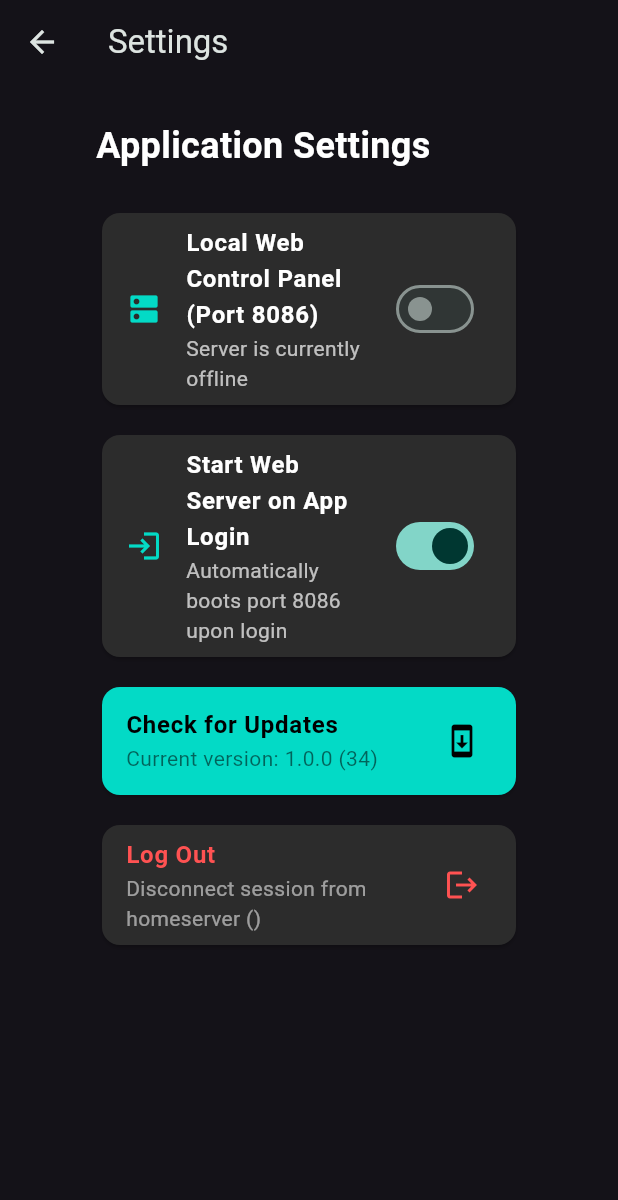
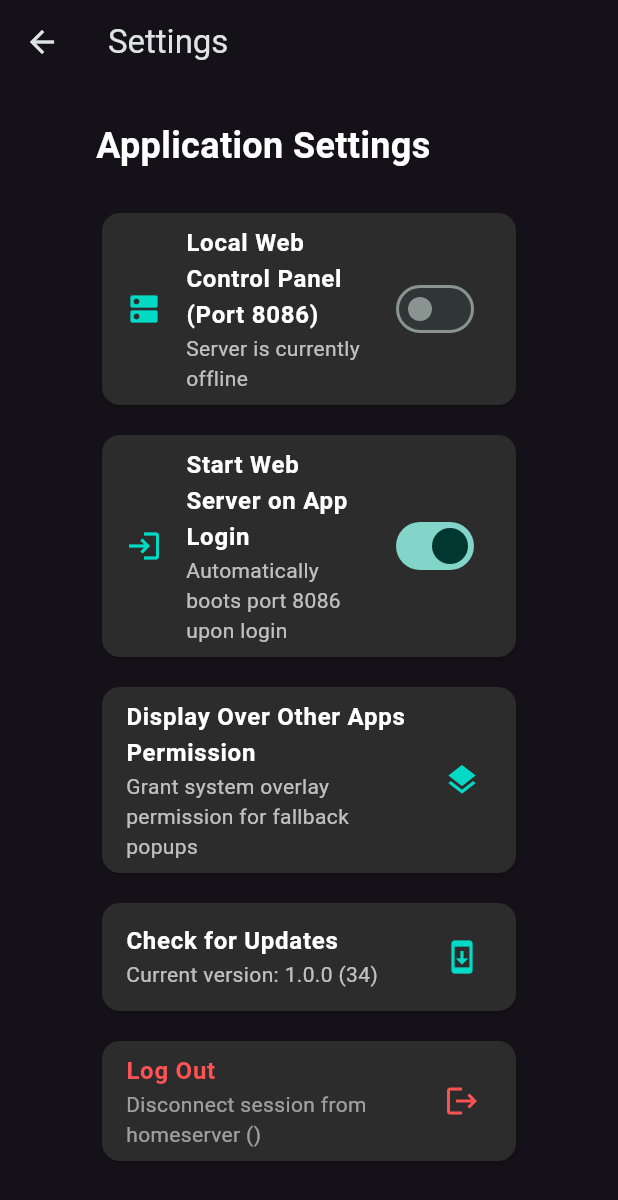
Before and after one commit to jch0029987-glitch/Matrix-tv-flutter-client-, a Flutter app: the SettingsScreen screen opened directly with empty values, on a phone screen of 412 x 824 dp. Shown: the top 1200 px of the screen. Run offline on Flutter 3.47's test engine with Material 3 defaults, Android fonts, the phone set to English and light mode, and no system bars; our stand-ins replace flutter_local_notifications, flutter_riverpod, open_filex, package_info_plus, shared_preferences, sqflite; missing offline and left inert: matrix; accounts and stored records are empty; statements that could not run were skipped.

Commit message:
Implement overlay permission request in settings screen
Added a method to request overlay permissions and updated UI elements to reflect this change.

```diff
--- a/lib/screens/settings_screen.dart
+++ b/lib/screens/settings_screen.dart
@@ -1,4 +1,5 @@
 import 'package:flutter/material.dart';
+import 'package:flutter/services.dart';
 import 'package:flutter_riverpod/flutter_riverpod.dart';
 import 'package:matrix/matrix.dart';
 import 'package:package_info_plus/package_info_plus.dart';
@@ -23,6 +24,7 @@ class _SettingsScreenState extends ConsumerState<SettingsScreen> {
   bool _isCheckingUpdate = false;
   bool _isServerToggling = false;
   bool _autoStartOnLogin = true;
+  static const MethodChannel _nativeNotificationChannel = MethodChannel('com.example.tv/notifications');
 
   @override
   void initState() {
@@ -117,6 +119,26 @@ class _SettingsScreenState extends ConsumerState<SettingsScreen> {
     });
   }
 
+  Future<void> _requestOverlayPermission() async {
+    try {
+      await _nativeNotificationChannel.invokeMethod('openOverlaySettings');
+      if (mounted) {
+        ScaffoldMessenger.of(context).showSnackBar(
+          const SnackBar(content: Text('Opening overlay permissions settings...')),
+        );
+      }
+    } catch (e) {
+      if (mounted) {
+        ScaffoldMessenger.of(context).showSnackBar(
+          SnackBar(
+            content: Text('Failed to open settings: $e'),
+            backgroundColor: Colors.redAccent,
+          ),
+        );
+      }
+    }
+  }
+
   @override
   Widget build(BuildContext context) {
     return Scaffold(
@@ -141,7 +163,6 @@ class _SettingsScreenState extends ConsumerState<SettingsScreen> {
                 builder: (context) {
                   final hasFocus = Focus.of(context).hasFocus;
 
-                  // Expose startup error on TV screen if present
                   final String subtitleText = _webserver.isRunning
                       ? 'Running on port ${_webserver.port} (0.0.0.0)'
                       : (_webserver.lastError != null
@@ -223,9 +244,41 @@ class _SettingsScreenState extends ConsumerState<SettingsScreen> {
             ),
             const SizedBox(height: 12),
 
-            // 3. Check for Updates Tile
+            // 3. Display Over Other Apps Permission Tile (Overlay Fallback)
             Focus(
-              autofocus: true,
+              child: Builder(
+                builder: (context) {
+                  final hasFocus = Focus.of(context).hasFocus;
+                  return Card(
+                    color: hasFocus ? const Color(0xFF03DAC6) : const Color(0xFF2C2C2C),
+                    child: ListTile(
+                      title: Text(
+                        'Display Over Other Apps Permission',
+                        style: TextStyle(
+                          color: hasFocus ? Colors.black : Colors.white,
+                          fontWeight: FontWeight.bold,
+                        ),
+                      ),
+                      subtitle: Text(
+                        'Grant system overlay permission for fallback popups',
+                        style: TextStyle(
+                          color: hasFocus ? Colors.black54 : Colors.white70,
+                        ),
+                      ),
+                      trailing: Icon(
+                        Icons.layers,
+                        color: hasFocus ? Colors.black : const Color(0xFF03DAC6),
+                      ),
+                      onTap: _requestOverlayPermission,
+                    ),
+                  );
+                },
+              ),
+            ),
+            const SizedBox(height: 12),
+
+            // 4. Check for Updates Tile
+            Focus(
               child: Builder(
                 builder: (context) {
                   final hasFocus = Focus.of(context).hasFocus;
@@ -263,7 +316,7 @@ class _SettingsScreenState extends ConsumerState<SettingsScreen> {
             ),
             const SizedBox(height: 12),
 
-            // 4. Logout / Sign Out Tile
+            // 5. Logout / Sign Out Tile
             Focus(
               child: Builder(
                 builder: (context) {
```
